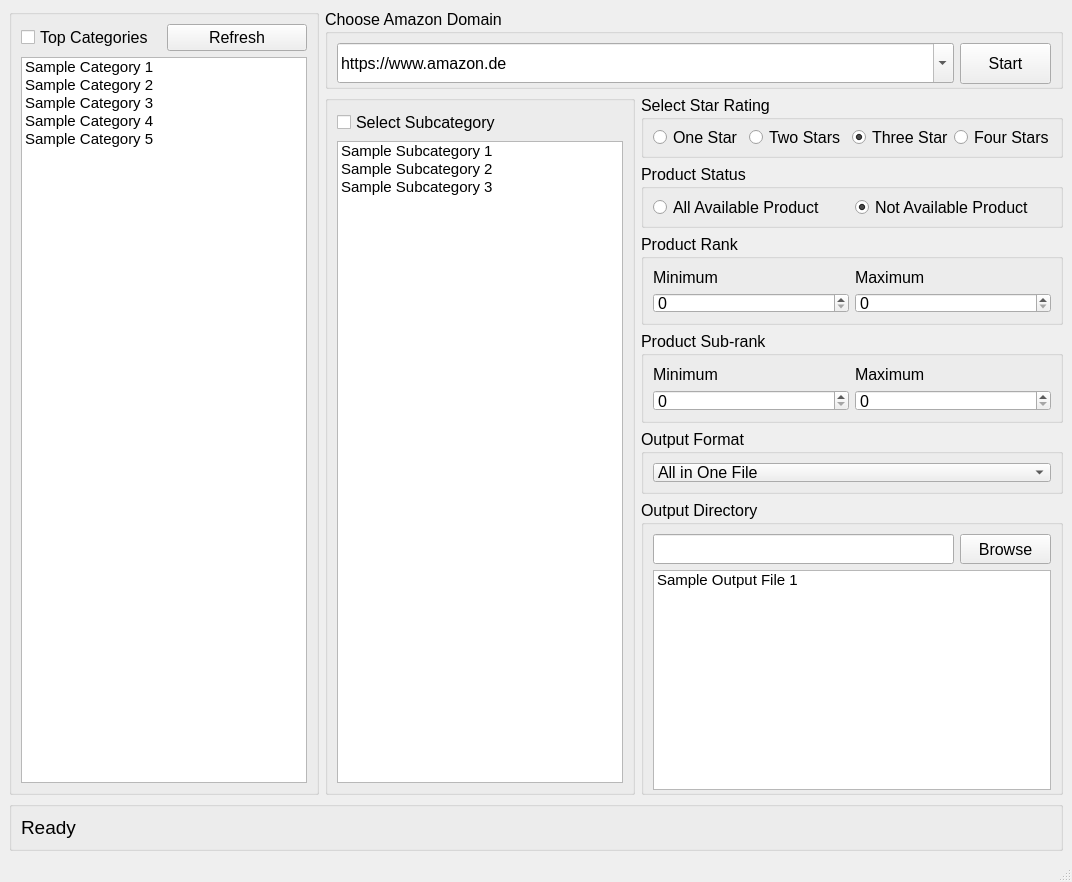
This is src/main/python/ui/main_window.ui in Ethic41/keetext as Qt 5 draws it before an edit. The edited form follows.
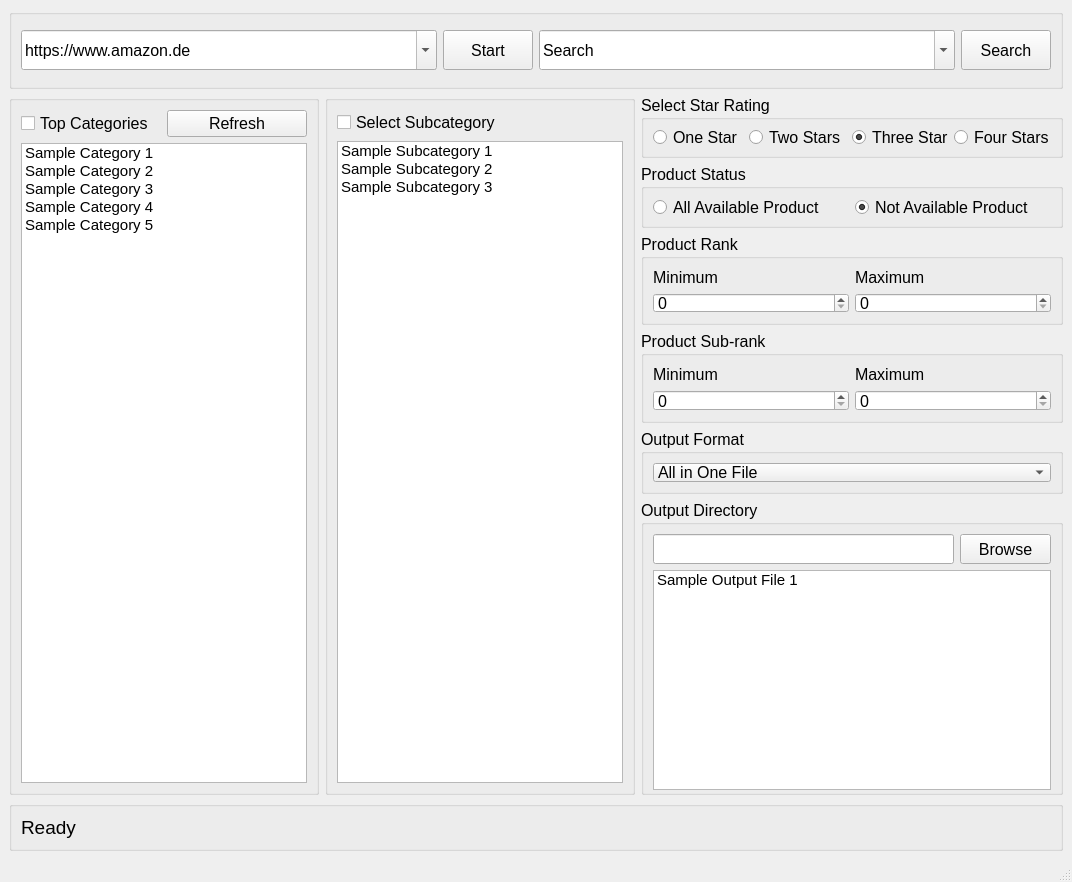
This is the edited form. Icons and pictures are not drawn.

Commit message: few fixes added search bar

Diff of the .ui file:
```diff
--- a/src/main/python/ui/main_window.ui
+++ b/src/main/python/ui/main_window.ui
@@ -7,7 +7,7 @@
     <x>0</x>
     <y>0</y>
     <width>1072</width>
-    <height>865</height>
+    <height>875</height>
    </rect>
   </property>
   <property name="windowTitle">
@@ -66,101 +66,6 @@
       </layout>
      </widget>
     </item>
-    <item row="0" column="1" colspan="2">
-     <widget class="QGroupBox" name="chooseDomainGroupBox">
-      <property name="sizePolicy">
-       <sizepolicy hsizetype="Minimum" vsizetype="Minimum">
-        <horstretch>0</horstretch>
-        <verstretch>0</verstretch>
-       </sizepolicy>
-      </property>
-      <property name="minimumSize">
-       <size>
-        <width>738</width>
-        <height>80</height>
-       </size>
-      </property>
-      <property name="maximumSize">
-       <size>
-        <width>16777215</width>
-        <height>16777215</height>
-       </size>
-      </property>
-      <property name="font">
-       <font>
-        <pointsize>12</pointsize>
-       </font>
-      </property>
-      <property name="title">
-       <string>Choose Amazon Domain</string>
-      </property>
-      <layout class="QGridLayout" name="gridLayout">
-       <item row="0" column="1">
-        <widget class="QPushButton" name="connectButton">
-         <property name="minimumSize">
-          <size>
-           <width>91</width>
-           <height>41</height>
-          </size>
-         </property>
-         <property name="autoFillBackground">
-          <bool>false</bool>
-         </property>
-         <property name="styleSheet">
-          <string notr="true"/>
-         </property>
-         <property name="text">
-          <string>Start</string>
-         </property>
-         <property name="iconSize">
-          <size>
-           <width>16</width>
-           <height>16</height>
-          </size>
-         </property>
-         <property name="autoDefault">
-          <bool>false</bool>
-         </property>
-        </widget>
-       </item>
-       <item row="0" column="0">
-        <widget class="QComboBox" name="urlComboBox">
-         <property name="sizePolicy">
-          <sizepolicy hsizetype="Expanding" vsizetype="Fixed">
-           <horstretch>0</horstretch>
-           <verstretch>0</verstretch>
-          </sizepolicy>
-         </property>
-         <property name="minimumSize">
-          <size>
-           <width>441</width>
-           <height>40</height>
-          </size>
-         </property>
-         <property name="toolTip">
-          <string>the feature for changing various Amazon Domains is Coming Soon!</string>
-         </property>
-         <property name="editable">
-          <bool>true</bool>
-         </property>
-         <property name="sizeAdjustPolicy">
-          <enum>QComboBox::AdjustToContentsOnFirstShow</enum>
-         </property>
-         <item>
-          <property name="text">
-           <string>https://www.amazon.de</string>
-          </property>
-         </item>
-         <item>
-          <property name="text">
-           <string>https://www.amazon.com</string>
-          </property>
-         </item>
-        </widget>
-       </item>
-      </layout>
-     </widget>
-    </item>
     <item row="3" column="2">
      <widget class="QGroupBox" name="productRankGroupBox">
       <property name="sizePolicy">
@@ -591,7 +496,7 @@
       </layout>
      </widget>
     </item>
-    <item row="0" column="0" rowspan="7">
+    <item row="1" column="0" rowspan="6">
      <widget class="QGroupBox" name="selectCategoryGroupBox">
       <property name="enabled">
        <bool>true</bool>
@@ -605,7 +510,7 @@
       <property name="minimumSize">
        <size>
         <width>310</width>
-        <height>750</height>
+        <height>700</height>
        </size>
       </property>
       <property name="font">
@@ -739,6 +644,144 @@
       </layout>
      </widget>
     </item>
+    <item row="0" column="0" colspan="3">
+     <widget class="QGroupBox" name="chooseDomainGroupBox">
+      <property name="sizePolicy">
+       <sizepolicy hsizetype="Minimum" vsizetype="Minimum">
+        <horstretch>0</horstretch>
+        <verstretch>0</verstretch>
+       </sizepolicy>
+      </property>
+      <property name="minimumSize">
+       <size>
+        <width>738</width>
+        <height>80</height>
+       </size>
+      </property>
+      <property name="maximumSize">
+       <size>
+        <width>16777215</width>
+        <height>16777215</height>
+       </size>
+      </property>
+      <property name="font">
+       <font>
+        <pointsize>12</pointsize>
+       </font>
+      </property>
+      <property name="title">
+       <string/>
+      </property>
+      <layout class="QGridLayout" name="gridLayout">
+       <item row="0" column="0">
+        <widget class="QComboBox" name="urlComboBox">
+         <property name="sizePolicy">
+          <sizepolicy hsizetype="Minimum" vsizetype="Fixed">
+           <horstretch>0</horstretch>
+           <verstretch>0</verstretch>
+          </sizepolicy>
+         </property>
+         <property name="minimumSize">
+          <size>
+           <width>350</width>
+           <height>40</height>
+          </size>
+         </property>
+         <property name="toolTip">
+          <string>the feature for changing various Amazon Domains is Coming Soon!</string>
+         </property>
+         <property name="editable">
+          <bool>true</bool>
+         </property>
+         <property name="sizeAdjustPolicy">
+          <enum>QComboBox::AdjustToContentsOnFirstShow</enum>
+         </property>
+         <item>
+          <property name="text">
+           <string>https://www.amazon.de</string>
+          </property>
+         </item>
+         <item>
+          <property name="text">
+           <string>https://www.amazon.com</string>
+          </property>
+         </item>
+        </widget>
+       </item>
+       <item row="0" column="2">
+        <widget class="QComboBox" name="searchComboBox">
+         <property name="minimumSize">
+          <size>
+           <width>350</width>
+           <height>40</height>
+          </size>
+         </property>
+         <property name="editable">
+          <bool>true</bool>
+         </property>
+         <item>
+          <property name="text">
+           <string>Search</string>
+          </property>
+         </item>
+        </widget>
+       </item>
+       <item row="0" column="3">
+        <widget class="QPushButton" name="searchPushButton">
+         <property name="sizePolicy">
+          <sizepolicy hsizetype="Fixed" vsizetype="Fixed">
+           <horstretch>0</horstretch>
+           <verstretch>0</verstretch>
+          </sizepolicy>
+         </property>
+         <property name="minimumSize">
+          <size>
+           <width>90</width>
+           <height>40</height>
+          </size>
+         </property>
+         <property name="text">
+          <string>Search</string>
+         </property>
+        </widget>
+       </item>
+       <item row="0" column="1">
+        <widget class="QPushButton" name="connectButton">
+         <property name="sizePolicy">
+          <sizepolicy hsizetype="Fixed" vsizetype="Fixed">
+           <horstretch>0</horstretch>
+           <verstretch>0</verstretch>
+          </sizepolicy>
+         </property>
+         <property name="minimumSize">
+          <size>
+           <width>90</width>
+           <height>40</height>
+          </size>
+         </property>
+         <property name="autoFillBackground">
+          <bool>false</bool>
+         </property>
+         <property name="styleSheet">
+          <string notr="true"/>
+         </property>
+         <property name="text">
+          <string>Start</string>
+         </property>
+         <property name="iconSize">
+          <size>
+           <width>16</width>
+           <height>16</height>
+          </size>
+         </property>
+         <property name="autoDefault">
+          <bool>false</bool>
+         </property>
+        </widget>
+       </item>
+      </layout>
+     </widget>
+    </item>
    </layout>
   </widget>
   <widget class="QStatusBar" name="statusbar">
```
The commit also changes 4 other files.
